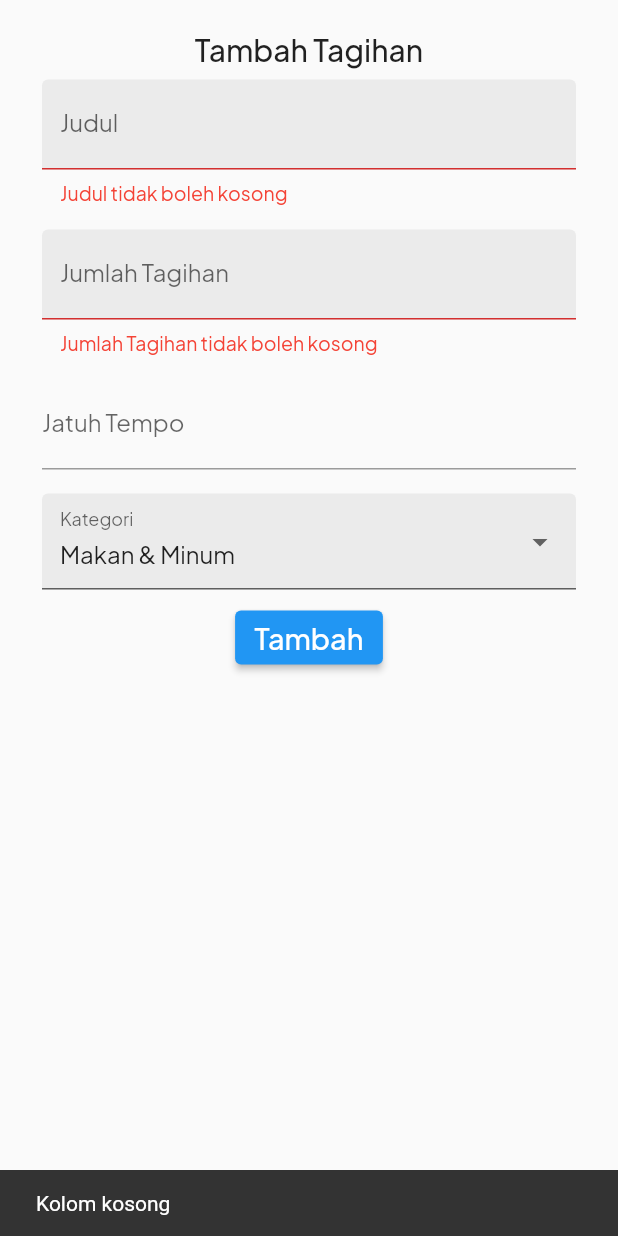
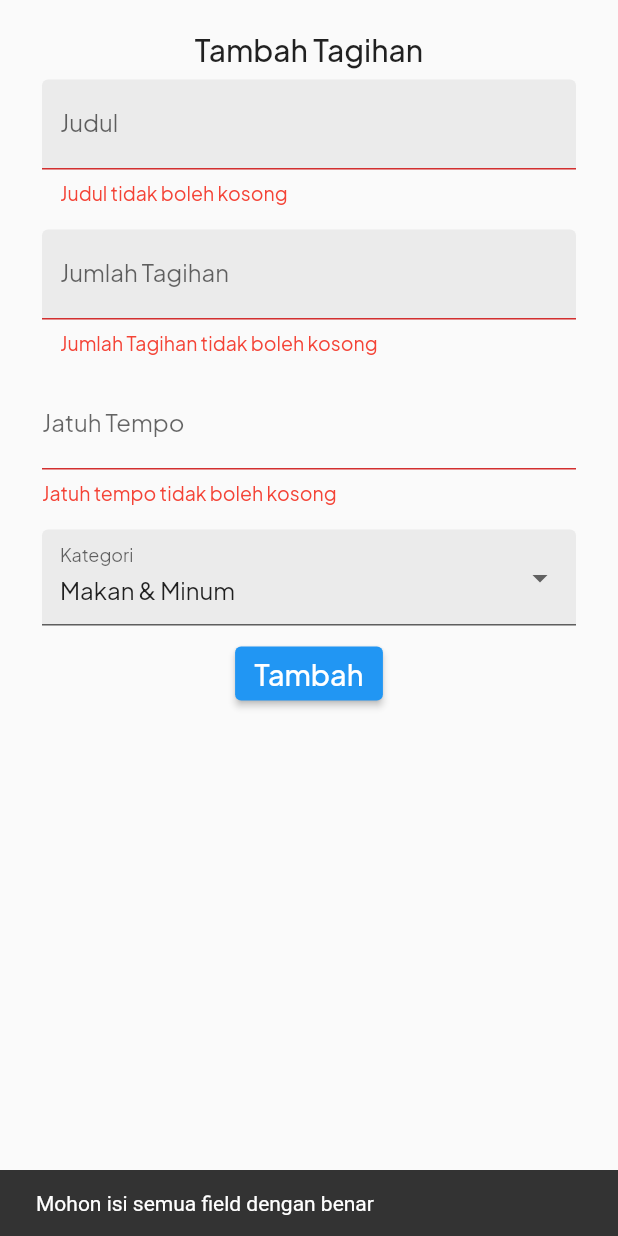
Before and after one commit to BlueRecandy/uang-kita, a Flutter app: the TambahTagihanScreen screen opened directly, after a tap on "Tambah", on a phone screen of 412 x 824 dp. Run offline on Flutter 3.47's test engine with Material 2 defaults, Android fonts, the phone set to English and light mode, and no system bars; our stand-ins replace heroicons, sizer, sqflite; accounts and stored records are empty.

```diff
--- a/lib/screens/daftar_tagihan_screen.dart
+++ b/lib/screens/daftar_tagihan_screen.dart
@@ -38,7 +38,7 @@ class _DaftarTagihanScreenState extends State<DaftarTagihanScreen> {
     void toTambahPengeluaran(BuildContext context) {
       Navigator.of(context).push(MaterialPageRoute(builder: (context) {
         return const TambahTagihanScreen();
-      }));
+      })).then((value) => loadTagihan());
     }
 
     return Scaffold(
--- a/lib/screens/tambah_tagihan_screens.dart
+++ b/lib/screens/tambah_tagihan_screens.dart
@@ -1,5 +1,6 @@
 import 'package:flutter/material.dart';
 import 'package:flutter/services.dart';
+import 'package:uang_kita/db/sqlite.dart';
 import 'package:uang_kita/models/category_type_model.dart';
 
 class TambahTagihanScreen extends StatefulWidget {
@@ -16,9 +17,15 @@ class _TambahTagihanScreenState extends State<TambahTagihanScreen> {
   final _judulController = TextEditingController();
   final _jumlahController = TextEditingController();
   final _jatuhTempoController = TextEditingController();
-  final _kategoriController = TextEditingController();
+  final _kategoriController = TextEditingController(text: getKategori().first);
 
-  DateTime? _jatuhTempo;
+  DateTime? jatuhTempo;
+
+  static List<String> getKategori() {
+    List<String> kategori =
+        CategoryType.values.map((e) => e.displayName).toList();
+    return kategori;
+  }
 
   @override
   void dispose() {
@@ -39,7 +46,7 @@ class _TambahTagihanScreenState extends State<TambahTagihanScreen> {
           labelText: label,
           filled: true,
           fillColor: const Color.fromARGB(255, 235, 235, 235),
-          errorStyle: TextStyle(color: Colors.red, fontSize: 13.0)),
+          errorStyle: const TextStyle(color: Colors.red, fontSize: 13.0)),
       validator: (value) {
         if (value == null || value.isEmpty) {
           return errorMessage ?? '$label tidak boleh kosong';
@@ -59,7 +66,7 @@ class _TambahTagihanScreenState extends State<TambahTagihanScreen> {
           labelText: label,
           filled: true,
           fillColor: const Color.fromARGB(255, 235, 235, 235),
-          errorStyle: TextStyle(color: Colors.red, fontSize: 13.0)),
+          errorStyle: const TextStyle(color: Colors.red, fontSize: 13.0)),
       keyboardType: TextInputType.number,
       inputFormatters: [
         FilteringTextInputFormatter.digitsOnly,
@@ -78,8 +85,15 @@ class _TambahTagihanScreenState extends State<TambahTagihanScreen> {
       controller: _jatuhTempoController,
       decoration: const InputDecoration(
         labelText: "Jatuh Tempo",
+        errorStyle: TextStyle(color: Colors.red, fontSize: 13.0),
       ),
       readOnly: true,
+      validator: (value) {
+        if (value == null || value.isEmpty) {
+          return 'Jatuh tempo tidak boleh kosong';
+        }
+        return null;
+      },
       onTap: () async {
         final DateTime? picked = await showDatePicker(
             context: context,
@@ -88,7 +102,7 @@ class _TambahTagihanScreenState extends State<TambahTagihanScreen> {
             lastDate: DateTime(2027));
         if (picked != null) {
           setState(() {
-            _jatuhTempo = picked;
+            jatuhTempo = picked;
             final String formattedDate =
                 "${picked.day}/${picked.month}/${picked.year}";
             _jatuhTempoController.text = formattedDate;
@@ -98,12 +112,31 @@ class _TambahTagihanScreenState extends State<TambahTagihanScreen> {
     );
   }
 
-  final _dropdownCategoryItems = CategoryType.values
-      .map((e) => DropdownMenuItem(
-            value: e.displayName,
-            child: Text(e.displayName),
-          ))
-      .toList();
+  bool _isInputValid() {
+    return _formKey.currentState!.validate();
+  }
+
+  Map<String, dynamic> prepareData() {
+    String kategoriRaw = _kategoriController.value.text;
+    CategoryType kategori = categoryTypeMap.values
+        .where((element) => element.displayName == kategoriRaw)
+        .first;
+
+    final data = {
+      'title': _judulController.value.text,
+      'amount': int.parse(_jumlahController.value.text),
+      'due_date': jatuhTempo!.toIso8601String(),
+      'category': kategori
+    };
+
+    return data;
+  }
+
+  void showSuccessResponse() {
+    ScaffoldMessenger.of(context)
+        .showSnackBar(const SnackBar(content: Text('Tagihan ditambah')));
+    Navigator.of(context).pop();
+  }
 
   @override
   Widget build(BuildContext context) {
@@ -140,11 +173,11 @@ class _TambahTagihanScreenState extends State<TambahTagihanScreen> {
                       filled: true,
                       fillColor: Color.fromARGB(255, 235, 235, 235),
                     ),
-                    value: _dropdownCategoryItems.first.value,
-                    items: CategoryType.values
-                        .map((e) => DropdownMenuItem(
-                              value: e.displayName,
-                              child: Text(e.displayName),
+                    value: _kategoriController.value.text,
+                    items: getKategori()
+                        .map((kategori) => DropdownMenuItem(
+                              value: kategori,
+                              child: Text(kategori),
                             ))
                         .toList(),
                     onChanged: (value) {
@@ -155,26 +188,25 @@ class _TambahTagihanScreenState extends State<TambahTagihanScreen> {
                   ),
                 ),
                 ElevatedButton(
-                    onPressed: () {
-                      // TODO: Validasi disini gan
-                      if (_formKey.currentState!.validate()) {
+                    onPressed: () async {
+                      if (!_isInputValid()) {
                         ScaffoldMessenger.of(context).showSnackBar(
-                            const SnackBar(content: Text('Berhasil ditambah')));
-                      } else {
-                        ScaffoldMessenger.of(context).showSnackBar(
-                            const SnackBar(content: Text('Kolom kosong')));
+                            const SnackBar(
+                                content: Text(
+                                    'Mohon isi semua field dengan benar')));
+                        return;
                       }
-                      String judul = _judulController.text;
-                      int jumlah = int.parse(_jumlahController.text);
-                      String kategori = _kategoriController.text;
 
-                      // TODO: Do something with the data, e.g. add to a database
-                      print('Judul: $judul');
-                      print('Jumlah: $jumlah');
-                      print('Jatuh Tempo: $_jatuhTempo');
-                      print('Kategori: $kategori');
+                      final data = prepareData();
+
+                      final sqlite = SQLite.getInstance();
+                      final db = await sqlite.database;
+
+                      await sqlite.billRepository.insert(db, data);
+
+                      showSuccessResponse();
                     },
-                    child: const Text('Tambah'))
+                    child: const Text('Tambah')),
               ],
             ),
           )),
```
Also changed, not shown: lib/widgets/screens/daftar_tagihan/tagihan_item_widget.dart (+5 -15 lines).
